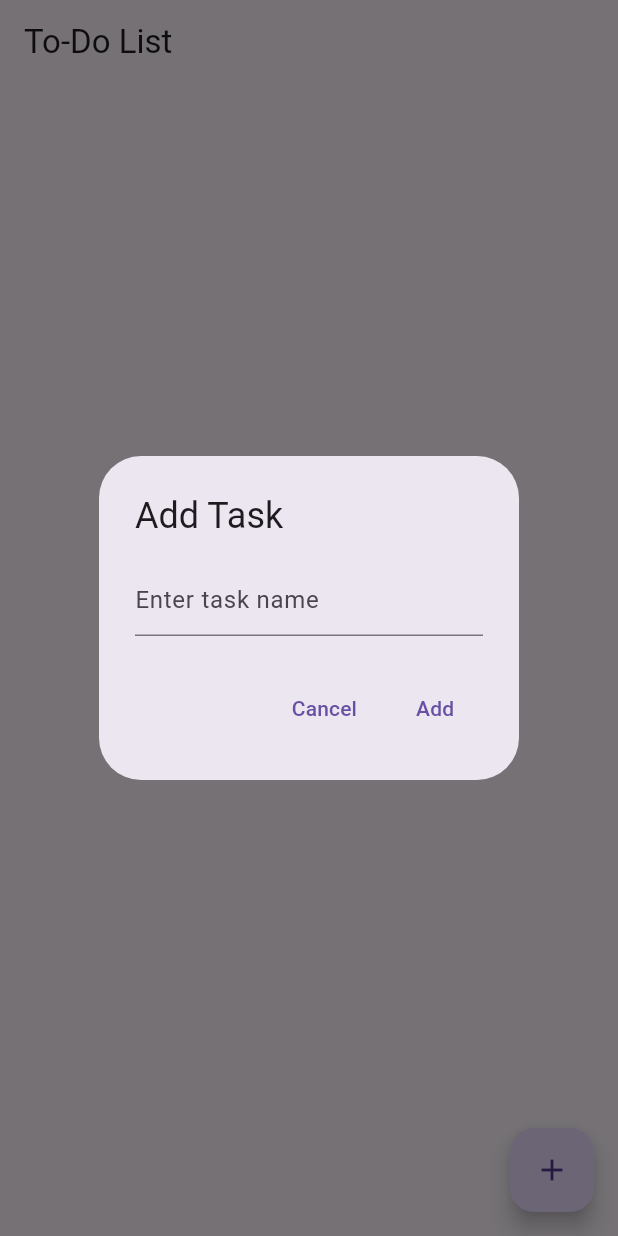
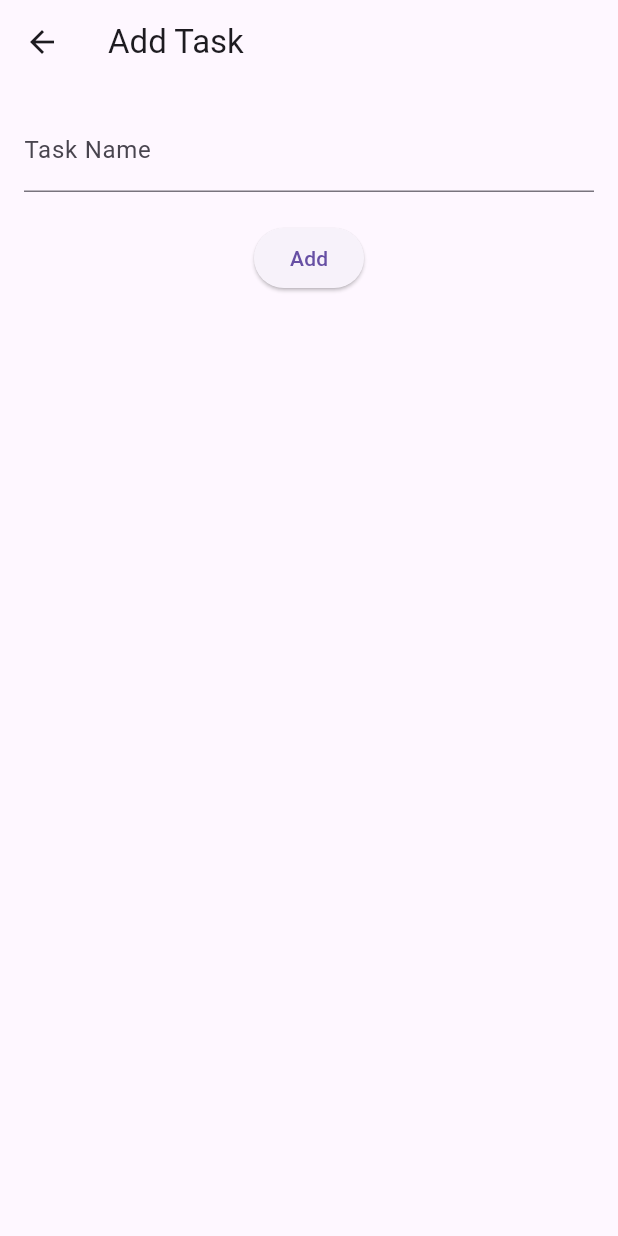
Before and after one commit to RunnerOnFoot/todo_list_bloc, a Flutter app: the screen it shows after launch, after a tap on the "add" icon, on a phone screen of 412 x 824 dp. Run offline on Flutter 3.47's test engine with Material 3 defaults, Android fonts, the phone set to English and light mode, and no system bars; our stand-ins replace flutter_bloc, freezed_annotation, get_it, hydrated_bloc, injectable.

Commit message:
Refactor Task Screen with Edit Functionality and Navigation
- Replaces `TaskScreen` with `TaskListScreen` and `TaskEditScreen` to separate task listing and editing.
- Implements `TaskListScreen` to list tasks and navigate to `TaskEditScreen` for editing or adding.
- Adds `TaskEditScreen` with text field to add or edit a task.
- Adds `TaskEvent$TaskUpdated` to update a task by index.
- Adds routes for navigation between `TaskListScreen` and `TaskEditScreen` in `main.dart`.
- Removes `taskController` from `TaskScreen` in favor of `_controller` in `TaskEditScreen`.
- Updates the UI in `TaskListScreen` to add edit and delete buttons, and check box to toggle the task.
- Updates `didChangeDependencies` in `TaskEditScreen` to get task and index from arguments.
- Removes unused `task_screen.dart` file.

```diff
--- a/lib/main.dart
+++ b/lib/main.dart
@@ -5,7 +5,8 @@ import 'package:hydrated_bloc/hydrated_bloc.dart';
 import 'package:path_provider/path_provider.dart';
 import 'package:to_do_list_bloc/service_locator.dart';
 import 'blocs/task_bloc.dart';
-import 'screens/task_screen.dart';
+import 'screens/task_list_screen.dart';
+import 'screens/task_edit_screen.dart';
 
 Future<void> main() async {
   WidgetsFlutterBinding.ensureInitialized();
@@ -30,14 +31,14 @@ class MyApp extends StatelessWidget {
   Widget build(BuildContext context) {
     return BlocProvider(
       create: (context) => getIt<TaskBloc>(), // Inject TaskBloc with GetIt
-      child: MaterialApp(debugShowCheckedModeBanner: false, home: TaskScreen()),
+      child: MaterialApp(
+        debugShowCheckedModeBanner: false,
+        initialRoute: '/',
+        routes: {
+          '/': (context) => const TaskListScreen(),
+          '/edit': (context) => const TaskEditScreen(),
+        },
+      ),
     );
   }
 }
-
-// routes: {
-// Task.id: (context) => Task(),
-// AddTaskScreen.id: (context) => AddTaskScreen(),
-// EditTaskScreen.id: (context) => EditTaskScreen(),
-// DeleteTaskScreen.id: (context) => DeleteTaskScreen(),
-// },
--- /dev/null
+++ b/lib/screens/task_edit_screen.dart
@@ -0,0 +1,69 @@
+import 'package:flutter/material.dart';
+import 'package:flutter_bloc/flutter_bloc.dart';
+import '../blocs/task_bloc.dart';
+import '../blocs/task_event.dart';
+import '../models/task.dart';
+
+class TaskEditScreen extends StatefulWidget {
+  const TaskEditScreen({super.key});
+
+  @override
+  State<TaskEditScreen> createState() => _TaskEditScreenState();
+}
+
+class _TaskEditScreenState extends State<TaskEditScreen> {
+  final TextEditingController _controller = TextEditingController();
+  Task? _task;
+  int? _index;
+
+  @override
+  void didChangeDependencies() {
+    super.didChangeDependencies();
+    final args =
+        ModalRoute.of(context)?.settings.arguments as Map<String, dynamic>?;
+    if (args != null) {
+      _task = args['task'] as Task?;
+      _index = args['index'] as int?;
+      if (_task != null) {
+        _controller.text = _task!.name;
+      }
+    }
+  }
+
+  @override
+  Widget build(BuildContext context) {
+    final taskBloc = context.read<TaskBloc>();
+
+    return Scaffold(
+      appBar: AppBar(title: Text(_task == null ? 'Add Task' : 'Edit Task')),
+      body: Padding(
+        padding: const EdgeInsets.all(16.0),
+        child: Column(
+          children: [
+            TextField(
+              controller: _controller,
+              decoration: const InputDecoration(labelText: 'Task Name'),
+            ),
+            const SizedBox(height: 20.0),
+            ElevatedButton(
+              onPressed: () {
+                final taskName = _controller.text.trim();
+                if (taskName.isNotEmpty) {
+                  if (_task == null) {
+                    taskBloc.add(TaskEvent$TaskAdded(Task(name: taskName)));
+                  } else {
+                    taskBloc.add(
+                      TaskEvent$TaskUpdated(_index!, Task(name: taskName)),
+                    );
+                  }
+                }
+                Navigator.pop(context);
+              },
+              child: Text(_task == null ? 'Add' : 'Update'),
+            ),
+          ],
+        ),
+      ),
+    );
+  }
+}
--- a/lib/screens/task_screen.dart
+++ /dev/null
@@ -1,90 +0,0 @@
-import 'package:flutter/material.dart';
-import 'package:flutter_bloc/flutter_bloc.dart';
-import '../blocs/task_bloc.dart';
-import '../blocs/task_event.dart';
-import '../blocs/task_state.dart';
-import '../models/task.dart';
-
-class TaskScreen extends StatelessWidget {
-  const TaskScreen({super.key});
-
-  @override
-  Widget build(BuildContext context) {
-    final taskBloc = context.read<TaskBloc>();
-    final TextEditingController taskController = TextEditingController();
-
-    return Scaffold(
-      appBar: AppBar(title: const Text('To-Do List')),
-      body: BlocBuilder<TaskBloc, TaskState>(
-        builder: (context, state) {
-          return ListView.builder(
-            itemCount: state.tasks.length,
-            itemBuilder: (context, index) {
-              final task = state.tasks[index];
-              return ListTile(
-                onLongPress: () {
-                  taskBloc.add(TaskEvent$TaskRemoved(index));
-                },
-                title: Text(task.name),
-                trailing: IconButton(
-                  onPressed: () {
-                    taskBloc.add(
-                      TaskEvent$TaskUpdated(
-                        index,
-                        task.copyWith(isDone: !task.isDone),
-                      ),
-                    );
-                  },
-
-                  icon: Icon(
-                    task.isDone
-                        ? Icons.check_box
-                        : Icons.check_box_outline_blank,
-                  ),
-                ),
-              );
-            },
-          );
-        },
-      ),
-      floatingActionButton: FloatingActionButton(
-        onPressed: () {
-          showDialog(
-            context: context,
-            builder: (context) {
-              return AlertDialog(
-                title: const Text('Add Task'),
-                content: TextField(
-                  controller: taskController,
-                  decoration: const InputDecoration(
-                    hintText: 'Enter task name',
-                  ),
-                ),
-                actions: [
-                  TextButton(
-                    onPressed: () {
-                      Navigator.of(context).pop();
-                    },
-                    child: const Text('Cancel'),
-                  ),
-                  TextButton(
-                    onPressed: () {
-                      final taskName = taskController.text;
-                      if (taskName.isNotEmpty) {
-                        taskBloc.add(TaskEvent$TaskAdded(Task(name: taskName)));
-                        taskController.clear();
-                        Navigator.of(context).pop();
-                      }
-                    },
-                    child: const Text('Add'),
-                  ),
-                ],
-              );
-            },
-          );
-        },
-        child: const Icon(Icons.add),
-      ),
-    );
-  }
-}
```
Also changed, not shown: lib/screens/task_list_screen.dart (added, +73 -0 lines).
